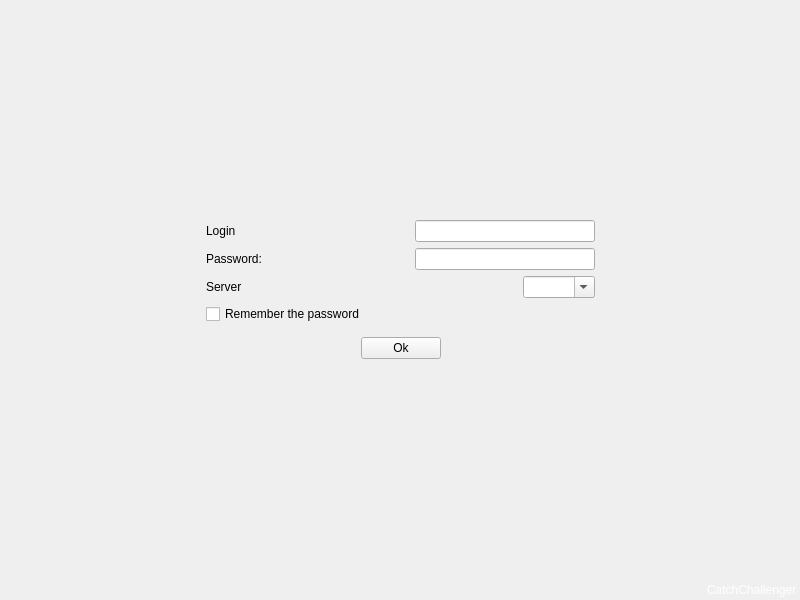
First picture: the form in client/multi-server/mainwindow.ui, repository alphaonex86/CatchChallenger, before the edit.
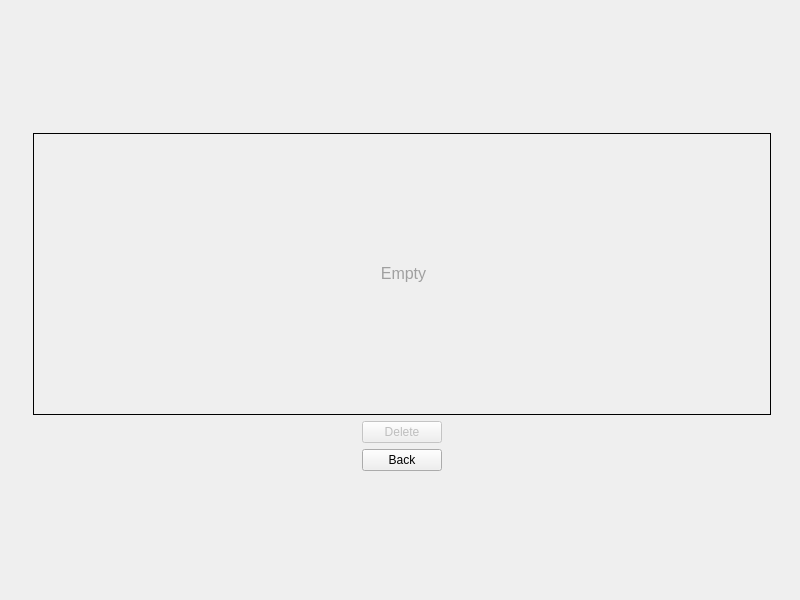
Second picture: the form after the edit. The open tabs and pages were chosen to show the change. Icons and pictures are not drawn.

Commit message: [Improvement] Multiple improvement around datapack management (client,server,shared lib)

```diff
--- a/client/multi-server/mainwindow.ui
+++ b/client/multi-server/mainwindow.ui
@@ -39,6 +39,9 @@
     </property>
     <item>
      <widget class="QStackedWidget" name="stackedWidget">
+      <property name="styleSheet">
+       <string notr="true">#datapack{background-image: url(:/images/background.png);}</string>
+      </property>
       <property name="currentIndex">
        <number>0</number>
       </property>
@@ -371,6 +374,220 @@
         </item>
        </layout>
       </widget>
+      <widget class="QWidget" name="datapack">
+       <layout class="QVBoxLayout" name="verticalLayout_2">
+        <item>
+         <spacer name="verticalSpacer_2">
+          <property name="orientation">
+           <enum>Qt::Vertical</enum>
+          </property>
+          <property name="sizeHint" stdset="0">
+           <size>
+            <width>20</width>
+            <height>100</height>
+           </size>
+          </property>
+         </spacer>
+        </item>
+        <item>
+         <widget class="QFrame" name="frame_border_datapack">
+          <property name="minimumSize">
+           <size>
+            <width>777</width>
+            <height>379</height>
+           </size>
+          </property>
+          <property name="maximumSize">
+           <size>
+            <width>777</width>
+            <height>379</height>
+           </size>
+          </property>
+          <property name="styleSheet">
+           <string notr="true">#frame_border_datapack{background-image: url(:/images/savegame-select.png);}</string>
+          </property>
+          <layout class="QHBoxLayout" name="horizontalLayout_4">
+           <item>
+            <spacer name="horizontalSpacer_3">
+             <property name="orientation">
+              <enum>Qt::Horizontal</enum>
+             </property>
+             <property name="sizeHint" stdset="0">
+              <size>
+               <width>40</width>
+               <height>20</height>
+              </size>
+             </property>
+            </spacer>
+           </item>
+           <item>
+            <widget class="QFrame" name="frame_datapack">
+             <property name="minimumSize">
+              <size>
+               <width>760</width>
+               <height>360</height>
+              </size>
+             </property>
+             <property name="maximumSize">
+              <size>
+               <width>760</width>
+               <height>360</height>
+              </size>
+             </property>
+             <layout class="QVBoxLayout" name="verticalLayout_4">
+              <item>
+               <widget class="QScrollArea" name="scrollArea">
+                <property name="styleSheet">
+                 <string notr="true">QScrollArea {
+	background-image: url(:/images/light-white.png);
+border: 1px solid #000;
+}
+QLabel { padding:2px; }</string>
+                </property>
+                <property name="widgetResizable">
+                 <bool>true</bool>
+                </property>
+                <widget class="QWidget" name="scrollAreaWidgetContents">
+                 <property name="geometry">
+                  <rect>
+                   <x>0</x>
+                   <y>0</y>
+                   <width>750</width>
+                   <height>292</height>
+                  </rect>
+                 </property>
+                 <layout class="QVBoxLayout" name="verticalLayout_6">
+                  <item>
+                   <widget class="QWidget" name="widget" native="true">
+                    <layout class="QVBoxLayout" name="verticalLayout_5">
+                     <item>
+                      <widget class="QLabel" name="datapackEmpty">
+                       <property name="text">
+                        <string>&lt;html&gt;&lt;head/&gt;&lt;body&gt;&lt;p align=&quot;center&quot;&gt;&lt;span style=&quot; font-size:12pt; color:#a0a0a0;&quot;&gt;Empty&lt;/span&gt;&lt;/p&gt;&lt;/body&gt;&lt;/html&gt;</string>
+                       </property>
+                       <property name="textFormat">
+                        <enum>Qt::RichText</enum>
+                       </property>
+                      </widget>
+                     </item>
+                    </layout>
+                   </widget>
+                  </item>
+                 </layout>
+                </widget>
+               </widget>
+              </item>
+              <item>
+               <layout class="QHBoxLayout" name="horizontalLayout_5">
+                <item>
+                 <spacer name="horizontalSpacer_5">
+                  <property name="orientation">
+                   <enum>Qt::Horizontal</enum>
+                  </property>
+                  <property name="sizeHint" stdset="0">
+                   <size>
+                    <width>40</width>
+                    <height>20</height>
+                   </size>
+                  </property>
+                 </spacer>
+                </item>
+                <item>
+                 <widget class="QPushButton" name="deleteDatapack">
+                  <property name="enabled">
+                   <bool>false</bool>
+                  </property>
+                  <property name="text">
+                   <string>Delete</string>
+                  </property>
+                 </widget>
+                </item>
+                <item>
+                 <spacer name="horizontalSpacer_6">
+                  <property name="orientation">
+                   <enum>Qt::Horizontal</enum>
+                  </property>
+                  <property name="sizeHint" stdset="0">
+                   <size>
+                    <width>40</width>
+                    <height>20</height>
+                   </size>
+                  </property>
+                 </spacer>
+                </item>
+               </layout>
+              </item>
+              <item>
+               <layout class="QHBoxLayout" name="horizontalLayout_7">
+                <item>
+                 <spacer name="horizontalSpacer_7">
+                  <property name="orientation">
+                   <enum>Qt::Horizontal</enum>
+                  </property>
+                  <property name="sizeHint" stdset="0">
+                   <size>
+                    <width>40</width>
+                    <height>20</height>
+                   </size>
+                  </property>
+                 </spacer>
+                </item>
+                <item>
+                 <widget class="QPushButton" name="backDatapack">
+                  <property name="text">
+                   <string>Back</string>
+                  </property>
+                 </widget>
+                </item>
+                <item>
+                 <spacer name="horizontalSpacer_8">
+                  <property name="orientation">
+                   <enum>Qt::Horizontal</enum>
+                  </property>
+                  <property name="sizeHint" stdset="0">
+                   <size>
+                    <width>40</width>
+                    <height>20</height>
+                   </size>
+                  </property>
+                 </spacer>
+                </item>
+               </layout>
+              </item>
+             </layout>
+            </widget>
+           </item>
+           <item>
+            <spacer name="horizontalSpacer_4">
+             <property name="orientation">
+              <enum>Qt::Horizontal</enum>
+             </property>
+             <property name="sizeHint" stdset="0">
+              <size>
+               <width>40</width>
+               <height>20</height>
+              </size>
+             </property>
+            </spacer>
+           </item>
+          </layout>
+         </widget>
+        </item>
+        <item>
+         <spacer name="verticalSpacer">
+          <property name="orientation">
+           <enum>Qt::Vertical</enum>
+          </property>
+          <property name="sizeHint" stdset="0">
+           <size>
+            <width>20</width>
+            <height>99</height>
+           </size>
+          </property>
+         </spacer>
+        </item>
+       </layout>
+      </widget>
      </widget>
     </item>
    </layout>
```
Left out of the diff: 10 changed lines with no effect on the pictures. The commit also changes 20 other files.
